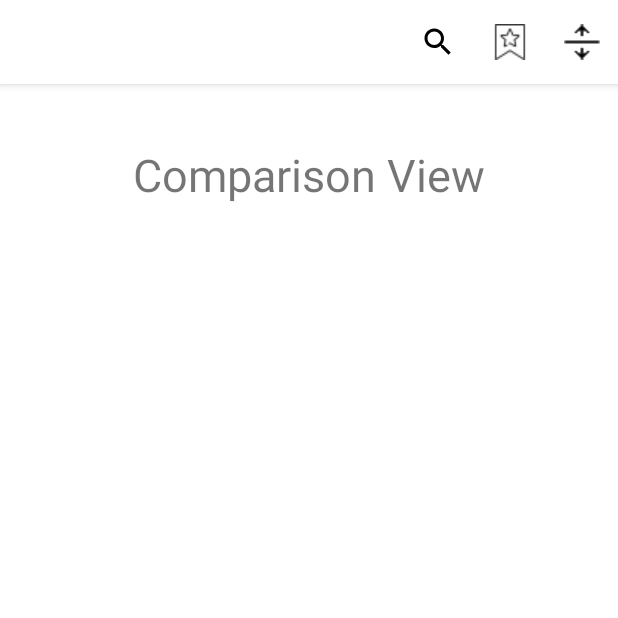
After one commit to cpe305/spring2017-project-michellesfc, an Android app: the ComparisonActivity screen opened directly, with no data from a screen before it, on a phone screen of 412 x 824 dp, the top half of it. The commit adds this screen. Run offline under Robolectric (Android 15) with nearby library versions, the phone set to English and light mode, and no system bars.

Commit message:
Adding the comparison activity

```diff
--- a/app/src/main/java/com/example/michellegu/avoid/presenter/SearchPresenter.java
+++ b/app/src/main/java/com/example/michellegu/avoid/presenter/SearchPresenter.java
@@ -14,8 +14,4 @@ public class SearchPresenter {
         this.searchView = searchView;
     }
 
-    public void getCurrentRating(String placeID) {
-        System.out.println("PlaceData id is:      " + placeID);
-    }
-
 }
--- /dev/null
+++ b/app/src/main/java/com/example/michellegu/avoid/view/activity/ComparisonActivity.java
@@ -0,0 +1,16 @@
+package com.example.michellegu.avoid.view.activity;
+
+import android.support.v7.app.AppCompatActivity;
+import android.os.Bundle;
+
+import com.example.michellegu.avoid.R;
+
+public class ComparisonActivity extends BaseActivity {
+
+    @Override
+    protected void onCreate(Bundle savedInstanceState) {
+        super.onCreate(savedInstanceState);
+        setContentView(R.layout.activity_comparison);
+        initToolbar(R.id.my_toolbar);
+    }
+}
--- a/app/src/main/res/layout/activity_main2.xml
+++ b/app/src/main/res/layout/activity_comparison.xml
@@ -4,19 +4,21 @@
     xmlns:tools="http://schemas.android.com/tools"
     android:layout_width="match_parent"
     android:layout_height="match_parent"
-    tools:context="com.example.michellegu.avoid.view.activity.ListActivity">
+    tools:context="com.example.michellegu.avoid.view.activity.ComparisonActivity">
 
     <include
         android:id="@+id/my_toolbar"
         layout="@layout/toolbar"/>
 
     <TextView
-        android:id="@+id/secondTextView"
+        android:id="@+id/comparisonText"
         android:layout_width="wrap_content"
         android:layout_height="wrap_content"
-        android:text="Hello World"
+        android:layout_marginTop="40dp"
+        android:text="Comparison View"
+        android:textSize="30sp"
         app:layout_constraintLeft_toLeftOf="parent"
         app:layout_constraintRight_toRightOf="parent"
-        android:layout_marginTop="8dp"
         app:layout_constraintTop_toBottomOf="@+id/my_toolbar" />
+
 </android.support.constraint.ConstraintLayout>
--- a/app/src/main/res/menu/menu_main.xml
+++ b/app/src/main/res/menu/menu_main.xml
@@ -1,7 +1,7 @@
 <?xml version="1.0" encoding="utf-8"?>
 <menu xmlns:app="http://schemas.android.com/apk/res-auto"
     xmlns:android="http://schemas.android.com/apk/res/android">
-    <!-- "Mark Favorite", should appear as action button if possible -->
+
     <item
         android:id="@+id/app_bar_search"
         android:actionViewClass="android.widget.SearchView"
@@ -9,8 +9,13 @@
         android:title="Search"
         app:showAsAction="always" />
 
-    <!-- Settings, should always be in the overflow -->
-    <item android:id="@+id/action_settings"
-        android:title="@string/action_settings"
-        app:showAsAction="never"/>
+    <item android:id="@+id/app_bar_favorites"
+        android:icon="@drawable/ic_favorites"
+        android:title="Favorites"
+        app:showAsAction="always"/>
+
+    <item android:id="@+id/app_bar_comparison"
+        android:icon="@drawable/ic_ranking"
+        android:title="Comparison"
+        app:showAsAction="always"/>
 </menu>
```
Also changed, not shown: app/src/main/java/com/example/michellegu/avoid/view/activity/BaseActivity.java (+7 -5 lines), app/src/main/java/com/example/michellegu/avoid/view/activity/SearchActivity.java (+4 -6 lines), app/src/main/res/layout/activity_favorites.xml (added, +23 -0 lines), app/src/main/res/layout/activity_search.xml (+2 -27 lines), app/src/main/res/drawable/ic_bookmark_black_24dp.png (added), app/src/main/res/drawable/ic_favorites.png (added), app/src/main/res/drawable/ic_ranking.png (added).
